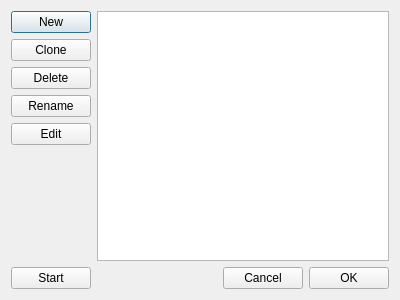
First picture: the form in mqt/MqtBase/StartConfigManager.ui, repository Rsclub22/Minos2-Mirror, before the edit.
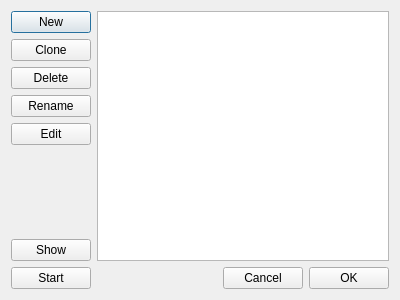
Second picture: the form after the edit.

Commit message: Temporarily Show/Hide running apps

What changed in the file:
```diff
--- a/mqt/MqtBase/StartConfigManager.ui
+++ b/mqt/MqtBase/StartConfigManager.ui
@@ -66,6 +66,13 @@
          </property>
         </spacer>
        </item>
+       <item>
+        <widget class="QPushButton" name="showButton">
+         <property name="text">
+          <string>Show</string>
+         </property>
+        </widget>
+       </item>
       </layout>
      </item>
      <item>
```
The commit also changes 4 other files.
